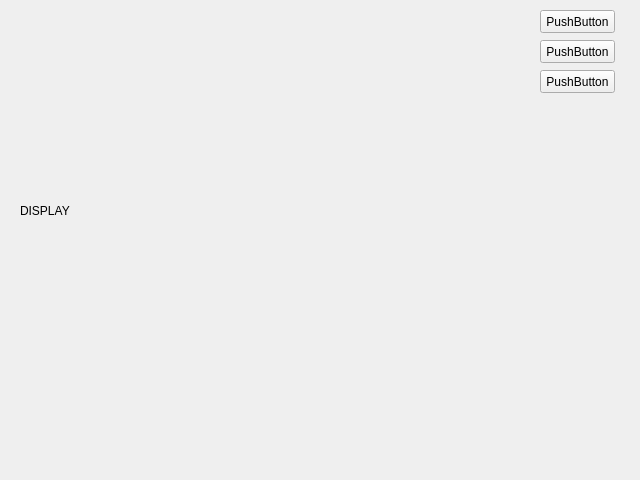
This is ui/widget.ui in wintercamo3482/project_V4L2 as Qt 5 draws it before an edit. The edited form follows.
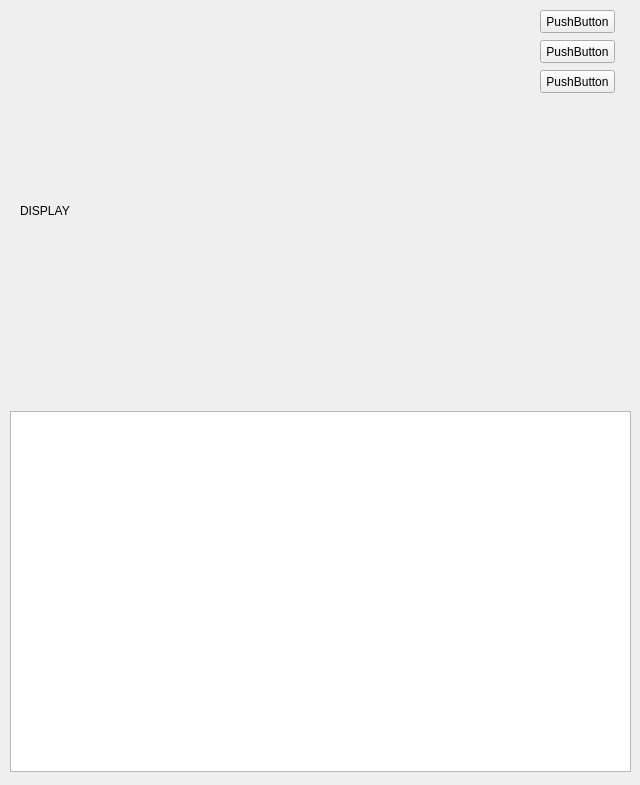
This is the edited form.

Commit message: update 6월 14일

Diff of the .ui file:
```diff
--- a/ui/widget.ui
+++ b/ui/widget.ui
@@ -7,7 +7,7 @@
     <x>0</x>
     <y>0</y>
     <width>640</width>
-    <height>480</height>
+    <height>785</height>
    </rect>
   </property>
   <property name="windowTitle">
@@ -65,6 +65,16 @@
     <string>PushButton</string>
    </property>
   </widget>
+  <widget class="QGraphicsView" name="graphicsview_colorChart">
+   <property name="geometry">
+    <rect>
+     <x>10</x>
+     <y>411</y>
+     <width>621</width>
+     <height>361</height>
+    </rect>
+   </property>
+  </widget>
  </widget>
  <resources/>
  <connections/>
```
The commit also changes 2 other files.
